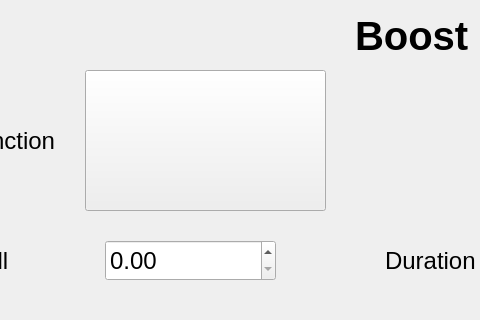
Above: mainwindow.ui from solarpieter/SP515_Display_2 before the change; both pictures show x 135 to 615 and y 0 to 320 of the 1280 by 720 pixel window. Below: the same form after it.
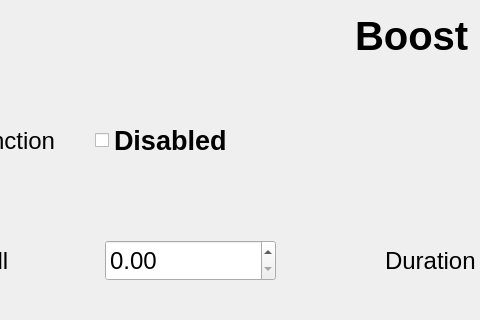
That is the form after the change. The open tabs and pages were chosen to show the change. Icons and pictures are not drawn. Custom widgets are drawn as their Qt base class.

```diff
--- a/mainwindow.ui
+++ b/mainwindow.ui
@@ -2751,26 +2751,23 @@
        <string>Boost Function</string>
       </property>
      </widget>
-     <widget class="ToggleSwitch" name="toggle_boost_enable">
+     <widget class="QCheckBox" name="checkBox_boost_enable">
       <property name="geometry">
        <rect>
-        <x>220</x>
-        <y>70</y>
-        <width>241</width>
-        <height>141</height>
+        <x>230</x>
+        <y>115</y>
+        <width>300</width>
+        <height>50</height>
        </rect>
       </property>
       <property name="font">
        <font>
-        <pointsize>26</pointsize>
+        <pointsize>20</pointsize>
         <bold>true</bold>
        </font>
       </property>
       <property name="text">
-       <string/>
-      </property>
-      <property name="checkable">
-       <bool>true</bool>
+       <string>Disabled</string>
       </property>
      </widget>
      <widget class="QLabel" name="label_boostcfg_status">
```
Left out of the diff: 42 changed lines with no effect on the pictures.
